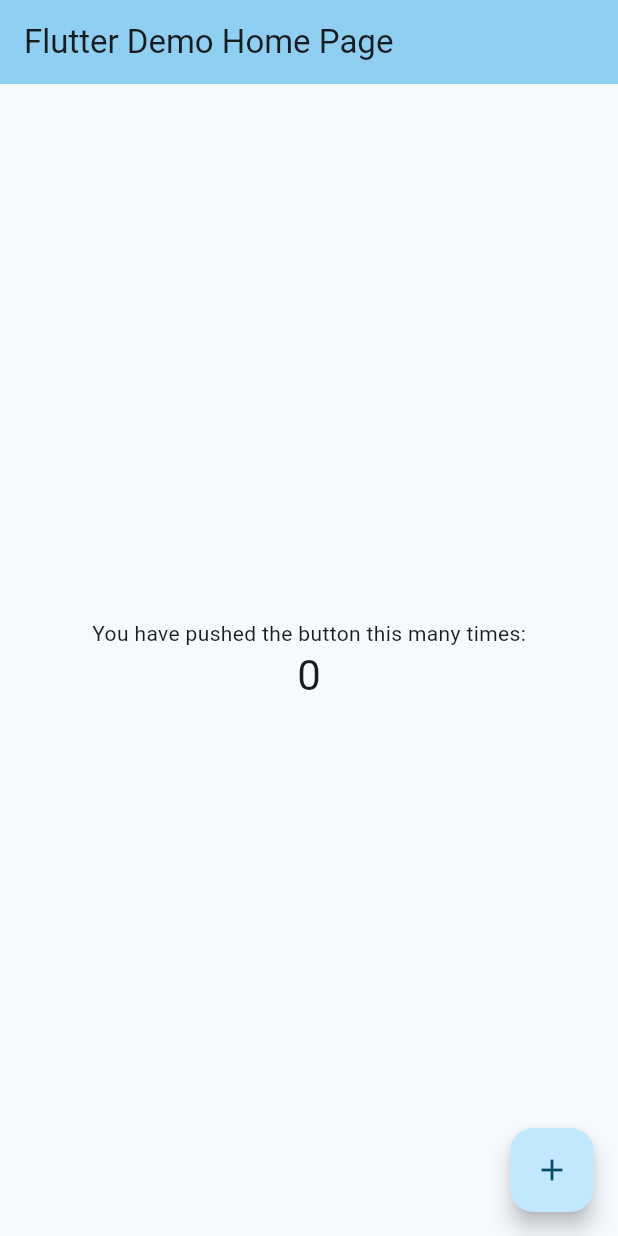
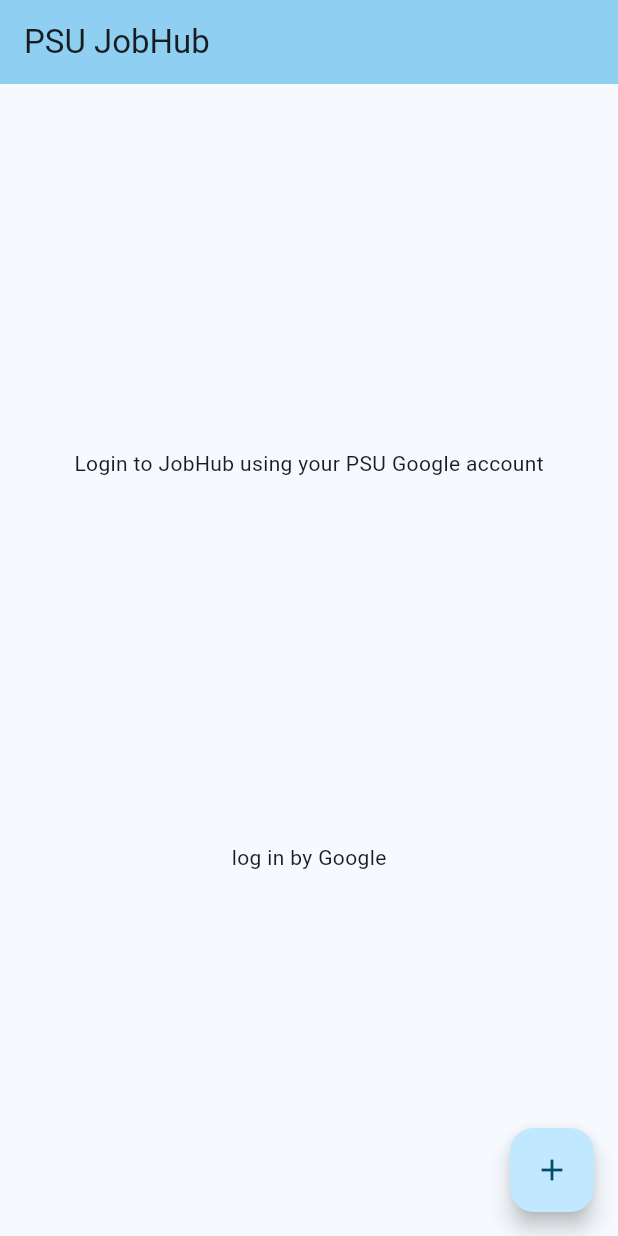
Before and after one commit to omar6533/jobhub_students, a Flutter app: the screen it shows after launch, on a phone screen of 412 x 824 dp. Run offline on Flutter 3.47's test engine with Material 2 defaults, Android fonts, the phone set to English and light mode, and no system bars; our stand-ins replace firebase_auth, firebase_core, get, google_sign_in; accounts and stored records are empty.

Commit message:
inital sign by google

```diff
--- /dev/null
+++ b/lib/binding_controller.dart
@@ -0,0 +1,9 @@
+import 'package:get/get.dart';
+import 'package:jobhub/authintication/controllers/auth_controller.dart';
+
+class InitialBindings extends Bindings {
+  @override
+  void dependencies() {
+    Get.put<AuthController>(AuthController());
+  }
+}
--- a/lib/main.dart
+++ b/lib/main.dart
@@ -1,5 +1,10 @@
 import 'package:flutter/material.dart';
 import 'package:firebase_core/firebase_core.dart';
+import 'package:get/get.dart';
+import 'package:google_sign_in/google_sign_in.dart';
+import 'package:google_sign_in/widgets.dart';
+import 'package:jobhub/authintication/controllers/auth_controller.dart';
+import 'package:jobhub/binding_controller.dart';
 import 'firebase_options.dart';
 
 Future<void> main() async {
@@ -15,14 +20,15 @@ class MyApp extends StatelessWidget {
 
   @override
   Widget build(BuildContext context) {
-    return MaterialApp(
+    return GetMaterialApp(
+      initialBinding: InitialBindings(),
       debugShowCheckedModeBanner: false,
-      title: 'Flutter Demo',
+      title: 'JobHub',
       theme: ThemeData(
         colorScheme: ColorScheme.fromSeed(seedColor: Color(0xFF008fbe)),
         useMaterial3: true,
       ),
-      home: const MyHomePage(title: 'Flutter Demo Home Page'),
+      home: const MyHomePage(title: 'PSU JobHub'),
     );
   }
 }
@@ -47,6 +53,7 @@ class _MyHomePageState extends State<MyHomePage> {
 
   @override
   Widget build(BuildContext context) {
+    AuthController authController = Get.find();
     return Scaffold(
       appBar: AppBar(
         backgroundColor: Theme.of(context).colorScheme.inversePrimary,
@@ -54,15 +61,21 @@ class _MyHomePageState extends State<MyHomePage> {
       ),
       body: Center(
         child: Column(
-          mainAxisAlignment: MainAxisAlignment.center,
+          mainAxisAlignment: MainAxisAlignment.spaceEvenly,
           children: <Widget>[
             const Text(
-              'You have pushed the button this many times:',
+              'Login to JobHub using your PSU Google account',
             ),
-            Text(
-              '$_counter',
-              style: Theme.of(context).textTheme.headlineMedium,
-            ),
+            GestureDetector(
+              onTap: () async {
+                await authController.signInWithGoogle();
+              },
+              child: Column(
+                children: [
+                  Container(child: Text('log in by Google')),
+                ],
+              ),
+            )
           ],
         ),
       ),
--- a/pubspec.yaml
+++ b/pubspec.yaml
@@ -36,6 +36,9 @@ dependencies:
   # Use with the CupertinoIcons class for iOS style icons.
   cupertino_icons: ^1.0.2
   firebase_core: ^2.16.0
+  google_sign_in: ^6.1.5
+  get: ^4.6.6
+  firebase_auth: ^4.10.0
 
 dev_dependencies:
   flutter_test:
```
Also changed, not shown: lib/authintication/controllers/auth_controller.dart (added, +28 -0 lines), pubspec.lock, 8 other files.
